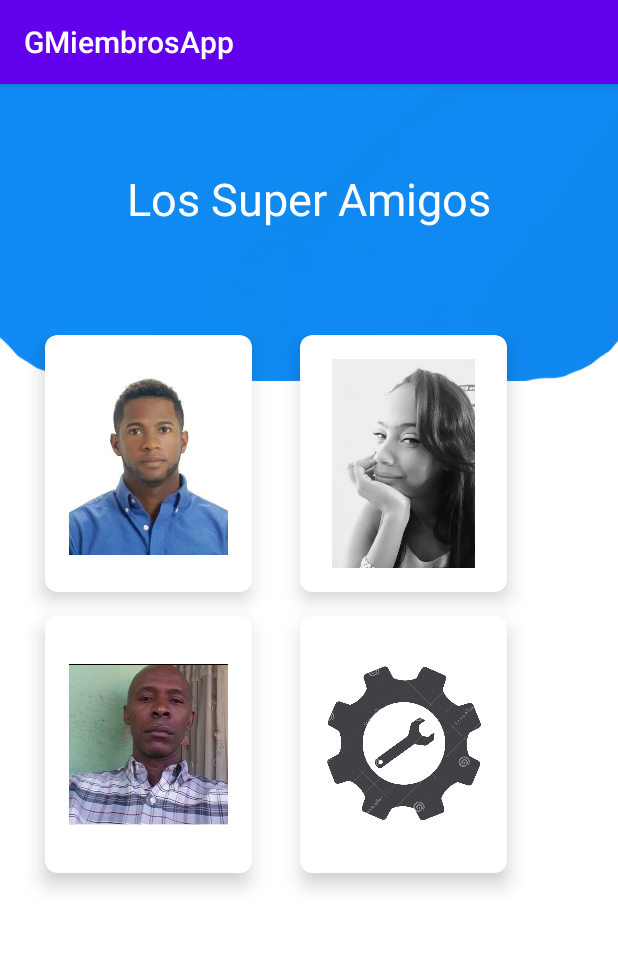
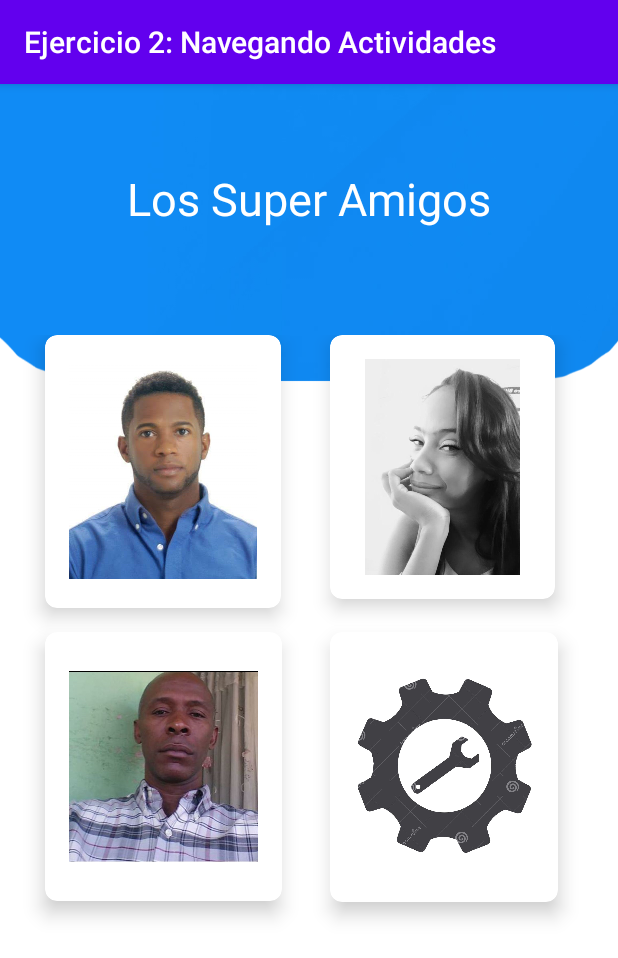
Before and after one commit to alexanderrossor/gmiembros, an Android app: the screen it shows after launch (MainActivity), on a phone screen of 412 x 824 dp. Shown: the top 958 px of the screen. Run offline under Robolectric (Android 15) with nearby library versions, the phone set to English and light mode, and no system bars.

Commit message:
Casi Resuelto

```diff
--- a/app/build.gradle
+++ b/app/build.gradle
@@ -32,4 +32,6 @@ dependencies {
     androidTestImplementation 'androidx.test.ext:junit:1.1.1'
     androidTestImplementation 'androidx.test.espresso:espresso-core:3.2.0'
     implementation 'androidx.cardview:cardview:1.0.0'
+    implementation 'androidx.recyclerview:recyclerview:1.1.0'
+    implementation 'com.google.android.material:material:1.1.0'
 }
--- a/app/src/main/java/com/example/gmiembrosapp/MainActivity.java
+++ b/app/src/main/java/com/example/gmiembrosapp/MainActivity.java
@@ -1,19 +1,22 @@
 package com.example.gmiembrosapp;
 
+import androidx.annotation.NonNull;
 import androidx.appcompat.app.AppCompatActivity;
 import androidx.cardview.widget.CardView;
 
+import android.content.ClipData;
 import android.content.Intent;
+import android.graphics.Color;
 import android.os.Bundle;
 import android.view.View;
+import android.widget.TextView;
 
-import java.io.Serializable;
-import java.util.ArrayList;
-import java.util.List;
 
 public class MainActivity extends AppCompatActivity {
+    private String color;
+    private CardView primero, segundo, tercero, ajuste;
+    private String back;
 
-    private CardView primero, segundo, tercero;
 
 
     @Override
@@ -24,8 +27,18 @@ public class MainActivity extends AppCompatActivity {
         primero = (CardView) findViewById(R.id.carPrimero);
         segundo = (CardView) findViewById(R.id.carSegundo);
         tercero = (CardView) findViewById(R.id.carTercero);
+        ajuste = (CardView) findViewById(R.id.carAjuste);
 
 
+        if (getIntent().getStringExtra("background")==null)
+        {
+            color = "#F4F5F6";
+        }
+
+        else
+            {
+            color = getIntent().getStringExtra("background");
+        }
 
         primero.setOnClickListener(new View.OnClickListener() {
             @Override
@@ -36,6 +49,7 @@ public class MainActivity extends AppCompatActivity {
                 ii.putExtra("ciudad","Azua, Republica Dominicana");
                 ii.putExtra("matricula", "CF-8233");
                 ii.putExtra("expresion", "Alexander nacio el 25 de octubre del año 1985, estuddia Licenciatura en informatica en UASD, su pasatiempo favorito es el Basquetbol");
+                ii.putExtra("background", color);
                 startActivity(ii);
             }
         });
@@ -48,6 +62,7 @@ public class MainActivity extends AppCompatActivity {
                 ii.putExtra("ciudad","Santo Domingo, Republica Dominicana");
                 ii.putExtra("matricula", "CB-5890");
                 ii.putExtra("expresion", "Nacida en la Ciudad de Santo Domingo, apasionada con enseñar ingles a los niños para que aprendan de otra cultura por medio a un idioma, estudiante de termino de Lic. Informática, mi pasatiempo favorito es leer. Una de mis filosofías en la vida es ser positiva siempre");
+                ii.putExtra("background", color);
                 startActivity(ii);
             }
         });
@@ -60,6 +75,14 @@ public class MainActivity extends AppCompatActivity {
                 ii.putExtra("ciudad","Santo Domingo, Republica Dominicana");
                 ii.putExtra("matricula", "BB-7860");
                 ii.putExtra("expresion", "siempre");
+                ii.putExtra("background", color);
+                startActivity(ii);
+            }
+        });
+        ajuste.setOnClickListener(new View.OnClickListener() {
+            @Override
+            public void onClick(View v) {
+                Intent ii = new Intent(MainActivity.this, Ajuste.class);
                 startActivity(ii);
             }
         });
--- a/app/src/main/res/layout/activity_main.xml
+++ b/app/src/main/res/layout/activity_main.xml
@@ -34,14 +34,14 @@
 
         <androidx.cardview.widget.CardView
             android:id="@+id/carPrimero"
+            android:layout_width="157dp"
+            android:layout_height="182dp"
+            android:layout_marginStart="16dp"
+            android:layout_marginEnd="16sp"
+            android:layout_marginBottom="16dp"
             android:clickable="true"
             android:focusable="true"
             android:foreground="?android:attr/selectableItemBackground"
-            android:layout_width="138dp"
-            android:layout_height="171dp"
-            android:layout_marginStart="16dp"
-            android:layout_marginEnd="16sp"
-            android:layout_marginBottom="16dp"
             app:cardCornerRadius="8sp"
             app:cardElevation="8sp">
 
@@ -61,16 +61,17 @@
                     android:src="@drawable/alexander" />
             </LinearLayout>
         </androidx.cardview.widget.CardView>
+
         <androidx.cardview.widget.CardView
             android:id="@+id/carSegundo"
+            android:layout_width="150dp"
+            android:layout_height="176dp"
+            android:layout_marginStart="16dp"
+            android:layout_marginEnd="16sp"
+            android:layout_marginBottom="16dp"
             android:clickable="true"
             android:focusable="true"
             android:foreground="?android:attr/selectableItemBackground"
-            android:layout_width="138dp"
-            android:layout_height="171dp"
-            android:layout_marginStart="16dp"
-            android:layout_marginEnd="16sp"
-            android:layout_marginBottom="16dp"
             app:cardCornerRadius="8sp"
             app:cardElevation="8sp">
 
@@ -82,23 +83,24 @@
                 android:orientation="vertical">
 
                 <ImageView
-                    android:layout_width="match_parent"
-                    android:layout_height="match_parent"
+                    android:layout_width="123dp"
+                    android:layout_height="151dp"
                     android:layout_gravity="center_horizontal"
                     android:contentDescription="@null"
                     android:src="@drawable/rosa1" />
             </LinearLayout>
         </androidx.cardview.widget.CardView>
+
         <androidx.cardview.widget.CardView
             android:id="@+id/carTercero"
+            android:layout_width="158dp"
+            android:layout_height="179dp"
+            android:layout_marginStart="16dp"
+            android:layout_marginEnd="16sp"
+            android:layout_marginBottom="16dp"
             android:clickable="true"
             android:focusable="true"
             android:foreground="?android:attr/selectableItemBackground"
-            android:layout_width="138dp"
-            android:layout_height="171dp"
-            android:layout_marginStart="16dp"
-            android:layout_marginEnd="16sp"
-            android:layout_marginBottom="16dp"
             app:cardCornerRadius="8sp"
             app:cardElevation="8sp">
 
@@ -117,16 +119,17 @@
                     android:src="@drawable/victor" />
             </LinearLayout>
         </androidx.cardview.widget.CardView>
+
         <androidx.cardview.widget.CardView
             android:id="@+id/carAjuste"
+            android:layout_width="152dp"
+            android:layout_height="180dp"
+            android:layout_marginStart="16dp"
+            android:layout_marginEnd="16sp"
+            android:layout_marginBottom="16dp"
             android:clickable="true"
             android:focusable="true"
             android:foreground="?android:attr/selectableItemBackground"
-            android:layout_width="138dp"
-            android:layout_height="171dp"
-            android:layout_marginStart="16dp"
-            android:layout_marginEnd="16sp"
-            android:layout_marginBottom="16dp"
             app:cardCornerRadius="8sp"
             app:cardElevation="8sp">
 
--- a/app/src/main/res/layout/activity_main2.xml
+++ b/app/src/main/res/layout/activity_main2.xml
@@ -2,7 +2,7 @@
 <LinearLayout xmlns:android="http://schemas.android.com/apk/res/android"
     android:layout_width="match_parent"
     android:layout_height="match_parent"
-    android:background="#FDF6B1"
+    android:id="@+id/lactivida2"
     android:orientation="vertical">
 
     <ImageView
--- a/app/src/main/res/layout/activity_segundo.xml
+++ b/app/src/main/res/layout/activity_segundo.xml
@@ -2,7 +2,7 @@
 <LinearLayout xmlns:android="http://schemas.android.com/apk/res/android"
     android:layout_width="match_parent"
     android:layout_height="match_parent"
-    android:background="#FDF6B1"
+    android:id="@+id/lsegundo"
     android:orientation="vertical">
 
     <ImageView
--- a/app/src/main/res/layout/detalle.xml
+++ b/app/src/main/res/layout/detalle.xml
@@ -1,8 +1,9 @@
 <?xml version="1.0" encoding="utf-8"?>
 <LinearLayout xmlns:android="http://schemas.android.com/apk/res/android"
+    android:id="@+id/ldetalle"
     android:layout_width="match_parent"
     android:layout_height="match_parent"
-    android:background="#FDF6B1"
+    android:background="#616160"
     android:orientation="vertical">
 
     <ImageView
--- a/app/src/main/res/values/strings.xml
+++ b/app/src/main/res/values/strings.xml
@@ -1,8 +1,12 @@
 <resources>
-    <string name="app_name">GMiembrosApp</string>
+    <string name="app_name">Ejercicio 2: Navegando Actividades</string>
     <string name="tvGrid">Los Super Amigos</string>
     <string name="lblnombre">Nombre</string>
     <string name="lblciudad">Ciudad de Nacimiento</string>
     <string name="lblmatricula">Matricula</string>
     <string name="lblExpresion">Expresion Creativa</string>
+    <string name="rbAmarillo">Amarillo</string>
+    <string name="rbNormal">Normal</string>
+    <string name="txColor">Selecionar Color de Background</string>
+    <string name="btnAtras">Atras</string>
 </resources>
```
Also changed, not shown: app/src/main/AndroidManifest.xml (+57 -3 lines), app/src/main/java/com/example/gmiembrosapp/Ajuste.java (added, +49 -0 lines), app/src/main/java/com/example/gmiembrosapp/Detalle.java (+16 -4 lines), app/src/main/java/com/example/gmiembrosapp/ListAdapter.java (deleted, +0 -44 lines), app/src/main/java/com/example/gmiembrosapp/Main2Activity.java (+10 -1 lines), app/src/main/java/com/example/gmiembrosapp/Modelo.java (deleted, +0 -58 lines), app/src/main/java/com/example/gmiembrosapp/Segundo.java (+9 -4 lines), app/src/main/res/layout/activity_ajuste.xml (added, +40 -0 lines).
